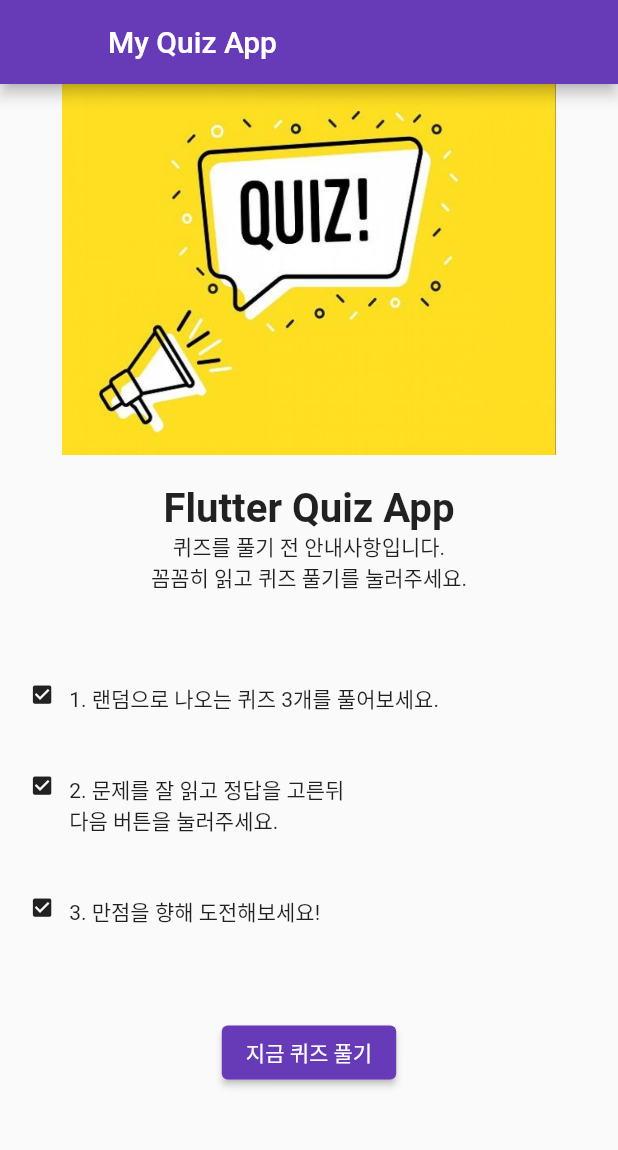
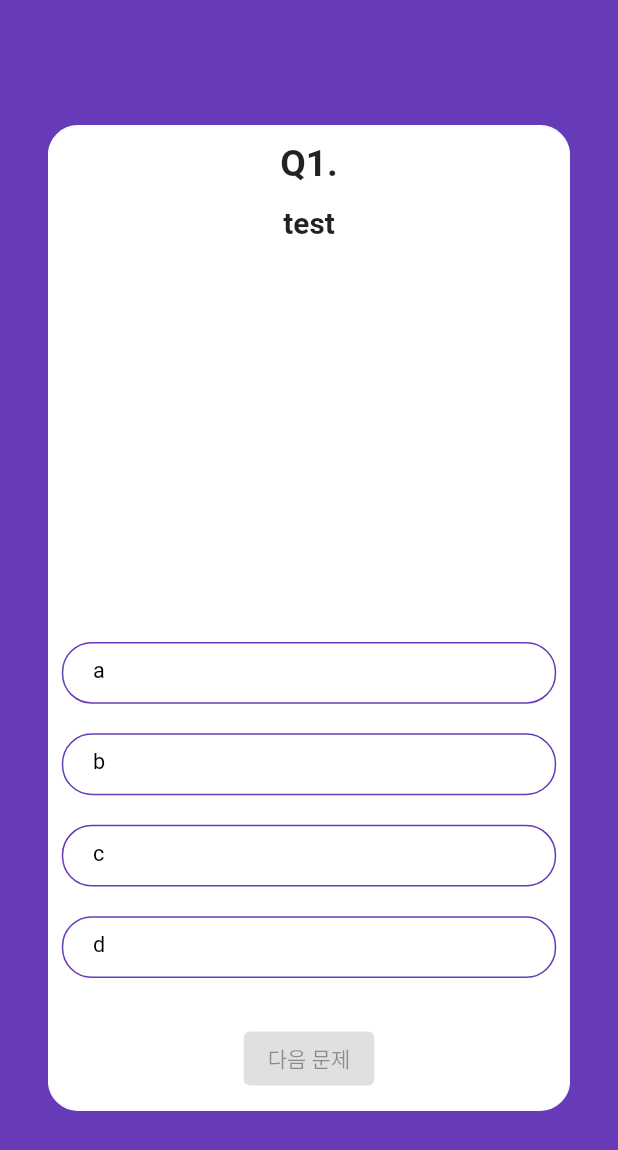
Before and after one commit to sonhaechang/quiz_app, a Flutter app: the screen it shows after launch, after a tap on "지금 퀴즈 풀기", on a phone screen of 412 x 824 dp. Shown: the top 1150 px of the screen. Run offline on Flutter 3.47's test engine with Material 2 defaults, Android fonts, the phone set to English and light mode, and no system bars; drawn by our look-alikes of auto_size_text; our stand-ins replace flutter_swiper.

Commit message:
feat: Create Quiz model and Quiz taking screen
1. 퀴즈 모델 생성
2. 퀴즈 풀기 화면 생성

```diff
--- /dev/null
+++ b/flutter_application/lib/model/model_quiz.dart
@@ -0,0 +1,12 @@
+class Quiz {
+	String title;
+	List <String> candidates;
+	int answer;
+
+	Quiz(this.title, this.candidates, this.answer);
+
+	Quiz.fromMap(Map<String, dynamic> map)
+		: title = map['title'],
+		candidates = map['candidates'],
+		answer = map['answer'];
+}
--- a/flutter_application/lib/screen/screen_home.dart
+++ b/flutter_application/lib/screen/screen_home.dart
@@ -1,4 +1,6 @@
 import 'package:flutter/material.dart';
+import 'package:flutter_application/model/model_quiz.dart';
+import 'package:flutter_application/screen/screen_quiz.dart';
 
 
 class HomeScreen extends StatefulWidget {
@@ -8,6 +10,24 @@
 
 
 class _HomeScreenState extends State<HomeScreen> {
+	List<Quiz> quizs = [
+		Quiz.fromMap({
+			'title': 'test',
+			'candidates': ['a', 'b', 'c', 'd'],
+			'answer': 0
+		}),
+		Quiz.fromMap({
+			'title': 'test',
+			'candidates': ['a', 'b', 'c', 'd'],
+			'answer': 0
+		}),
+		Quiz.fromMap({
+			'title': 'test',
+			'candidates': ['a', 'b', 'c', 'd'],
+			'answer': 0
+		}),
+	];
+
 	@override
 	Widget build(BuildContext cnetext) {
 		Size screenSize = MediaQuery.of(context).size;
@@ -73,7 +93,16 @@
 											style: ElevatedButton.styleFrom(
 												backgroundColor: Colors.deepPurple,
 											),
-											onPressed: () {},
+											onPressed: () {
+												Navigator.push(
+													context,
+													MaterialPageRoute(
+														builder: (context) => QuizScreen(
+															quizs,
+														),
+													),
+												);
+											},
 										),
 									),
 								),
--- /dev/null
+++ b/flutter_application/lib/screen/screen_quiz.dart
@@ -0,0 +1,163 @@
+
+import 'package:auto_size_text/auto_size_text.dart';
+import 'package:flutter/material.dart';
+import 'package:flutter_application/model/model_quiz.dart';
+import 'package:flutter_application/widget/widget_candidate.dart';
+import 'package:flutter_swiper/flutter_swiper.dart';
+
+
+class QuizScreen extends StatefulWidget {
+	List<Quiz> quizs;
+  	QuizScreen(this.quizs);
+
+	@override
+	_QuizScreenState createState() => _QuizScreenState();
+}
+
+
+class _QuizScreenState extends State<QuizScreen> {
+	List<int> _answers = [-1, -1, -1];
+	List<bool> _answerState = [false, false, false, false];
+	int _currentIndex = 0;
+	SwiperController _controller = SwiperController();
+
+	@override
+	Widget build(BuildContext context) {
+		Size screenSize = MediaQuery.of(context).size;
+		double width = screenSize.width;
+		double height = screenSize.height;
+
+		return SafeArea(
+			child: Scaffold(
+				backgroundColor: Colors.deepPurple,
+				body: Center(
+					child: Container(
+						decoration: BoxDecoration(
+							borderRadius: BorderRadius.circular(20),
+							border: Border.all(color: Colors.deepPurple),
+						),
+						width: width * 0.85,
+						height: height * 0.8,
+						child: Swiper(
+							controller: _controller,
+							physics: NeverScrollableScrollPhysics(),
+							loop: false,
+							itemCount: widget.quizs.length,
+							itemBuilder: (BuildContext context, int index) {
+								return _buildQuizCard(widget.quizs[index], width, height);
+							},
+						),
+					),
+				),
+			),
+		);
+	}
+
+	Widget _buildQuizCard(Quiz quiz, double width, double height) {
+		return Container(
+			decoration: BoxDecoration(
+				borderRadius: BorderRadius.circular(20),
+				border: Border.all(color: Colors.white),
+				color:  Colors.white,
+			),
+			child: Column(
+				crossAxisAlignment: CrossAxisAlignment.center,
+				children: <Widget> [
+					Container(
+						padding: EdgeInsets.fromLTRB(0, width * 0.024, 0, width * 0.024),
+						child: Text(
+							'Q' + (_currentIndex + 1).toString() + '.',
+							style: TextStyle(
+								fontSize: width * 0.06,
+								fontWeight: FontWeight.bold,
+							),
+						),
+					),
+					Container(
+						width: width * 0.8,
+						padding: EdgeInsets.only(top: width * 0.012),
+						child: AutoSizeText(
+							quiz.title,
+							textAlign: TextAlign.center,
+							maxLines: 2,
+							style: TextStyle(
+								fontSize: width * 0.048,
+								fontWeight: FontWeight.bold,
+							),
+						),
+					),
+					Expanded(
+						child: Container(),
+					),
+					Column(
+						children: _buildCandidates(width, quiz),
+					),
+					Container(
+						padding: EdgeInsets.all(width * 0.024),
+						child: Center(
+							child: ButtonTheme(
+								minWidth: width * 0.5,
+								height: height * 0.05,
+								shape: RoundedRectangleBorder(
+									borderRadius: BorderRadius.circular(10),
+								),
+								child: ElevatedButton(
+									child: _currentIndex == widget.quizs.length - 1
+										? Text('결과보기')
+										: Text('다음 문제'),
+									style: ElevatedButton.styleFrom(
+										foregroundColor: Colors.white,
+										backgroundColor: Colors.deepPurple,
+									),
+									onPressed: _answers[_currentIndex] == -1 ? null : () {
+										if (_currentIndex == widget.quizs.length - 1) {
+
+										} else {
+											_answerState = [false, false, false, false];
+											_currentIndex += 1;
+											_controller.next();
+										}
+									},
+								),
+							),
+						),
+					)
+				],
+			),
+		);
+	}
+
+	List<Widget> _buildCandidates(double width, Quiz quiz) {
+		List<Widget> _children = [];
+		for (int i=0; i<4; i++) {
+			_children.add(
+				CandWidget(
+					i,
+					width,
+					quiz.candidates[i],
+					_answerState[i],
+					() {
+						setState(() {
+							for (int j=0; j<4; j++) {
+								if (j == i) {
+									_answerState[j] = true;
+									_answers[_currentIndex] = j;
+								} else {
+									_answerState[j] = false;
+								}
+							}
+						});
+					},
+				),
+			);
+
+			_children.add(
+				Padding(
+					padding: EdgeInsets.all(width * 0.024),
+				),
+			);
+		}
+
+		return _children;
+	}
+}
--- /dev/null
+++ b/flutter_application/lib/widget/widget_candidate.dart
@@ -0,0 +1,51 @@
+import 'package:flutter/material.dart';
+
+
+class CandWidget extends StatefulWidget {
+    int index;
+    double width;
+	String text;
+    bool answerState;
+	VoidCallback tap;
+
+    CandWidget(this.index, this.width, this.text, this.answerState, this.tap);
+
+    _CandWidgetState createState() => _CandWidgetState();
+}
+
+
+class _CandWidgetState extends State<CandWidget> {
+	@override
+	Widget build(BuildContext context) {
+		return Container(
+			width: widget.width * 0.8,
+			height: widget.width * 0.1,
+			padding: EdgeInsetsDirectional.fromSTEB(
+				widget.width * 0.048,
+				widget.width * 0.024,
+				widget.width * 0.048,
+				widget.width * 0.024,
+			),
+			decoration: BoxDecoration(
+				borderRadius: BorderRadius.circular(20),
+				border: Border.all(color: Colors.deepPurple),
+				color: widget.answerState ? Colors.deepPurple : Colors.white,
+			),
+			child: InkWell(
+				child: Text(
+					widget.text,
+					style: TextStyle(
+						fontSize: widget.width * 0.035,
+						color: widget.answerState ? Colors.white : Colors.black,
+					),
+				),
+				onTap: () {
+					setState(() {
+					widget.tap();
+					widget.answerState = !widget.answerState;
+					});
+				},
+			),
+		);
+	}
+}
--- a/flutter_application/pubspec.yaml
+++ b/flutter_application/pubspec.yaml
@@ -46,6 +46,8 @@
   # package. See that file for information about deactivating specific lint
   # rules and activating additional ones.
   flutter_lints: ^2.0.0
+  flutter_swiper:
+  auto_size_text:
 
 # For information on the generic Dart part of this file, see the
 # following page: https://dart.dev/tools/pub/pubspec
```
Also changed, not shown: flutter_application/pubspec.lock, 8 other files.
